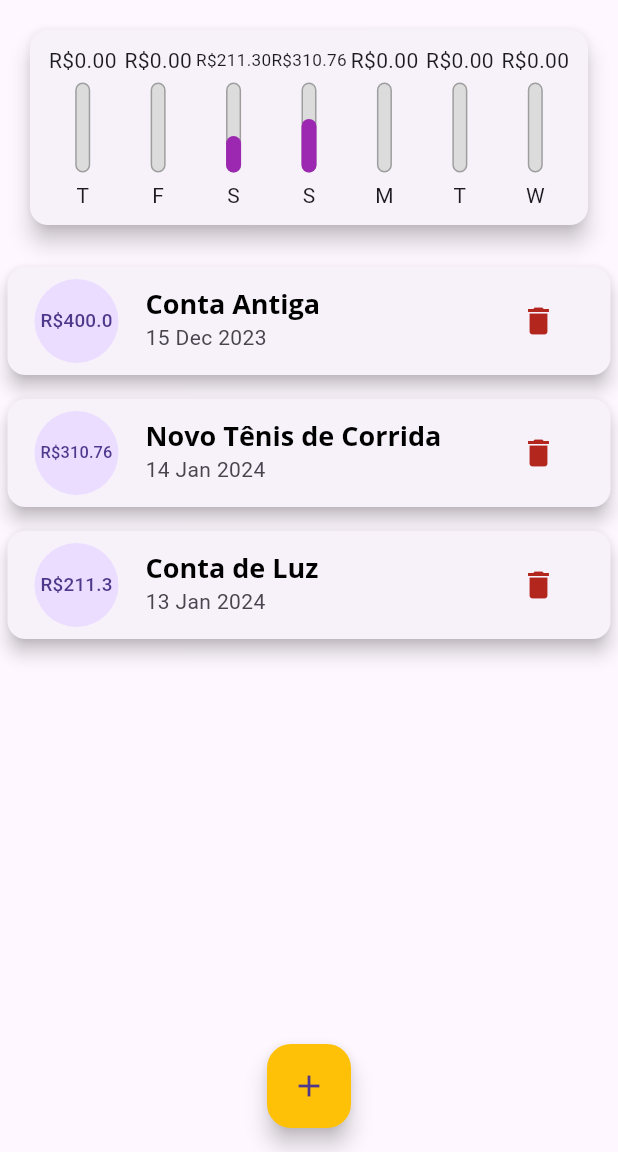
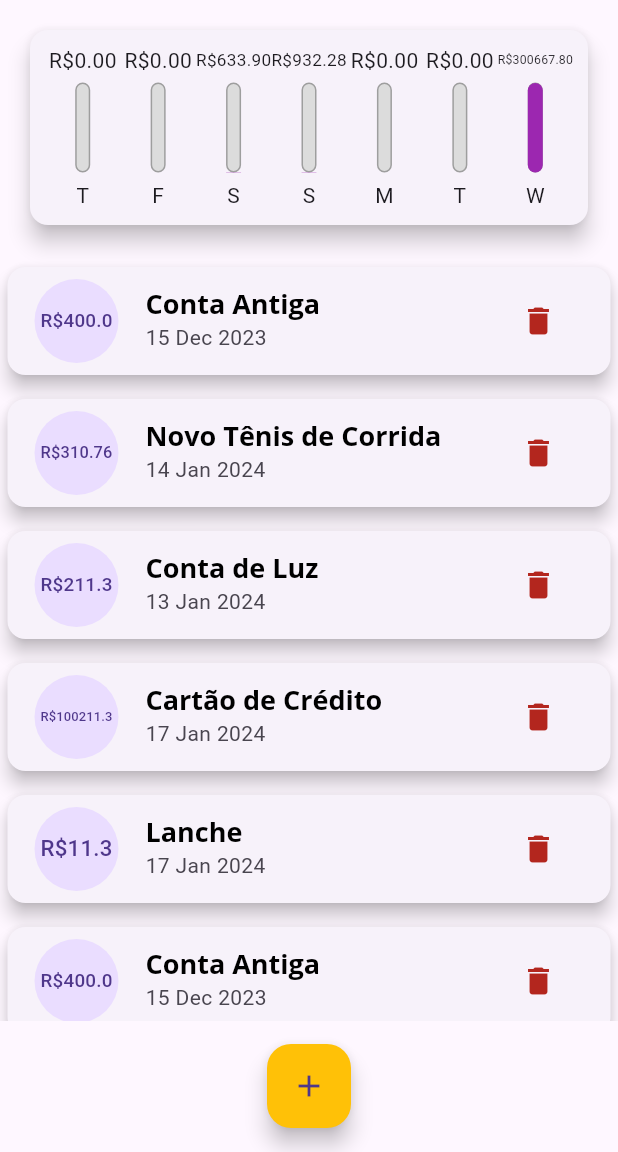
Before and after one commit to AlanPerdomo/expenses, a Flutter app: the screen it shows after launch, on a phone screen of 412 x 824 dp, the part 84-1236 px from its top. Run offline on Flutter 3.47's test engine with Material 3 defaults, Android fonts, the phone set to English and light mode, and no system bars.

Commit message:
#136 Conclusão do Módulo.

```diff
--- a/lib/components/chart.dart
+++ b/lib/components/chart.dart
@@ -54,7 +54,9 @@ class Chart extends StatelessWidget {
               child: ChartBar(
                 label: tr['day'] as String,
                 value: tr['value'] as double,
-                percentage: (tr['value'] as double) / _weekTotalValue,
+                percentage: _weekTotalValue == 0
+                    ? 0
+                    : (tr['value'] as double) / _weekTotalValue,
               ),
             );
           }).toList(),
--- a/lib/components/transaction_list.dart
+++ b/lib/components/transaction_list.dart
@@ -4,13 +4,15 @@ import 'package:intl/intl.dart';
 
 class TransactionList extends StatelessWidget {
   final List<Transaction> transactions;
+  final void Function(String) onRemove;
 
-  const TransactionList(this.transactions, {Key? key}) : super(key: key);
+  const TransactionList(this.transactions, this.onRemove, {Key? key})
+      : super(key: key);
 
   @override
   Widget build(BuildContext context) {
     return SizedBox(
-      height: 300,
+      height: MediaQuery.of(context).size.height * 0.62,
       child: transactions.isEmpty
           ? Column(
               children: [
@@ -59,8 +61,9 @@ class TransactionList extends StatelessWidget {
                     trailing: IconButton(
                       icon: const Icon(Icons.delete),
                       color: Theme.of(context).colorScheme.error,
-                        onPressed: () {},
-                      )),
+                      onPressed: () => onRemove(tr.id),
+                    ),
+                  ),
                 );
               },
             ),
--- a/lib/main.dart
+++ b/lib/main.dart
@@ -27,7 +27,10 @@ class ExpensesApp extends StatelessWidget {
               fontWeight: FontWeight.bold,
               color: Colors.black,
             ),
-        ),
+            labelLarge: const TextStyle(
+              color: Colors.white,
+              fontWeight: FontWeight.bold,
+            )),
         appBarTheme: const AppBarTheme(
           backgroundColor: Colors.purple,
           titleTextStyle: TextStyle(
@@ -68,6 +71,78 @@ class _MyHomePageState extends State<MyHomePage> {
       value: 211.30,
       date: DateTime.now().subtract(const Duration(days: 4)),
     ),
+    Transaction(
+      id: 't3',
+      title: 'Cartão de Crédito',
+      value: 100211.30,
+      date: DateTime.now(),
+    ),
+    Transaction(
+      id: 't4',
+      title: 'Lanche',
+      value: 11.30,
+      date: DateTime.now(),
+    ),
+    Transaction(
+      id: 't0',
+      title: 'Conta Antiga',
+      value: 400.00,
+      date: DateTime.now().subtract(const Duration(days: 33)),
+    ),
+    Transaction(
+      id: 't1',
+      title: 'Novo Tênis de Corrida',
+      value: 310.76,
+      date: DateTime.now().subtract(const Duration(days: 3)),
+    ),
+    Transaction(
+      id: 't2',
+      title: 'Conta de Luz',
+      value: 211.30,
+      date: DateTime.now().subtract(const Duration(days: 4)),
+    ),
+    Transaction(
+      id: 't3',
+      title: 'Cartão de Crédito',
+      value: 100211.30,
+      date: DateTime.now(),
+    ),
+    Transaction(
+      id: 't4',
+      title: 'Lanche',
+      value: 11.30,
+      date: DateTime.now(),
+    ),
+    Transaction(
+      id: 't0',
+      title: 'Conta Antiga',
+      value: 400.00,
+      date: DateTime.now().subtract(const Duration(days: 33)),
+    ),
+    Transaction(
+      id: 't1',
+      title: 'Novo Tênis de Corrida',
+      value: 310.76,
+      date: DateTime.now().subtract(const Duration(days: 3)),
+    ),
+    Transaction(
+      id: 't2',
+      title: 'Conta de Luz',
+      value: 211.30,
+      date: DateTime.now().subtract(const Duration(days: 4)),
+    ),
+    Transaction(
+      id: 't3',
+      title: 'Cartão de Crédito',
+      value: 100211.30,
+      date: DateTime.now(),
+    ),
+    Transaction(
+      id: 't4',
+      title: 'Lanche',
+      value: 11.30,
+      date: DateTime.now(),
+    ),
   ];
 
   List<Transaction> get _recentTransactions {
@@ -76,12 +151,12 @@ class _MyHomePageState extends State<MyHomePage> {
     }).toList();
   }
 
-  _addTransaction(String title, double value) {
+  _addTransaction(String title, double value, DateTime date) {
     final newTransaction = Transaction(
       id: Random().nextDouble().toString(),
       title: title,
       value: value,
-      date: DateTime.now(),
+      date: date,
     );
 
     setState(() {
@@ -89,6 +164,12 @@ class _MyHomePageState extends State<MyHomePage> {
     });
 
     Navigator.of(context).pop();
+  }
+
+  _removeTransaction(String id) {
+    setState(() {
+      _transactions.removeWhere((tr) => tr.id == id);
+    });
   }
 
   _openTransactionFormModal(BuildContext context) {
@@ -117,7 +198,7 @@ class _MyHomePageState extends State<MyHomePage> {
           crossAxisAlignment: CrossAxisAlignment.stretch,
           children: [
             Chart(_recentTransactions),
-            TransactionList(_transactions),
+            TransactionList(_transactions, _removeTransaction),
           ],
         ),
       ),
```
Also changed, not shown: lib/components/transaction_form.dart (+57 -13 lines). Lines whose indentation alone changed are shown as unchanged.
